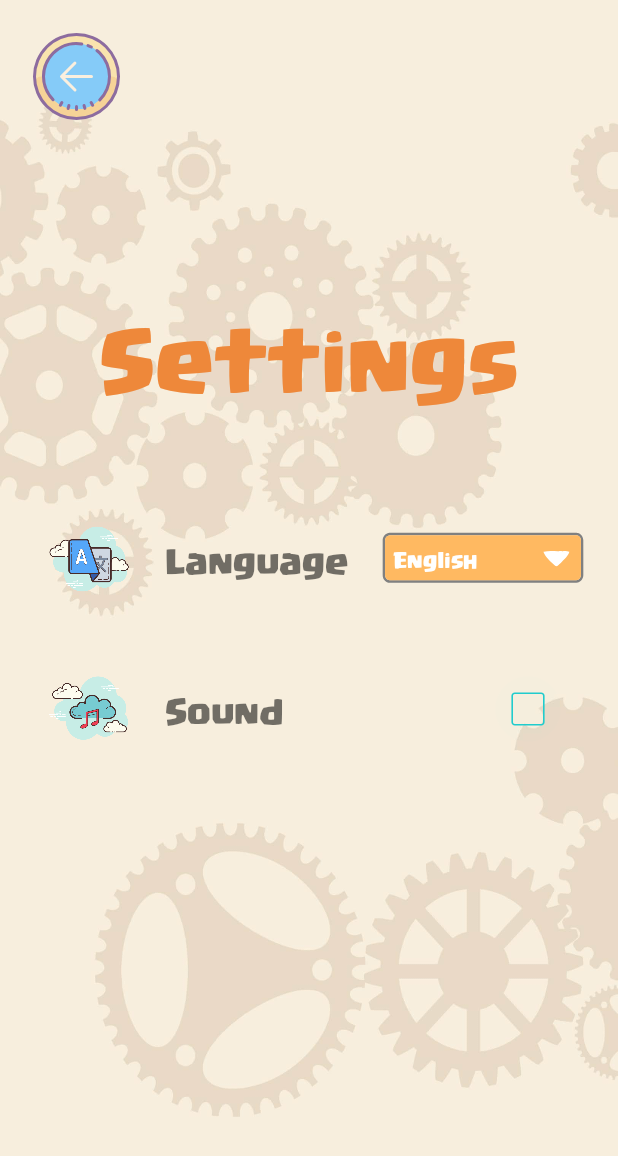
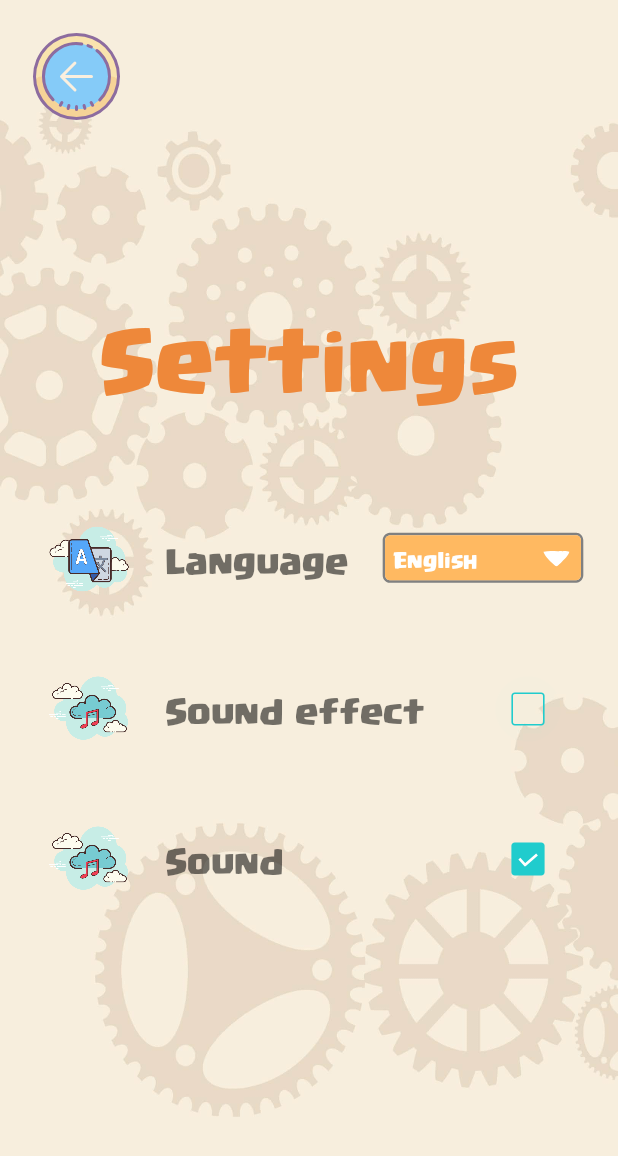
Before and after one commit to lehieupfiev1/EnglishContest, an Android app: the fragment SettingsFragment placed in its activity, after a tap on an icon or button, on a phone screen of 412 x 824 dp. Shown: the top 1156 px of the screen. Run offline under Robolectric (Android 15) with nearby library versions, the phone set to English and light mode, and no system bars; our stand-ins replace Firebase (no records; nobody signed in at launch, a user with empty details on screens opened directly); pictures from the network do not load; 2 other taps on this screen came first.

Commit message:
Add sound service in App

```diff
--- a/App/app/build.gradle
+++ b/App/app/build.gradle
@@ -37,6 +37,8 @@ apply plugin: 'com.google.gms.google-services'
 
 dependencies {
 
+    //New Android X dependency is this -
+    implementation "androidx.lifecycle:lifecycle-extensions:2.0.0"
     implementation 'androidx.appcompat:appcompat:1.5.0'
     implementation 'com.facebook.android:facebook-android-sdk:[4,5)'
     implementation 'com.facebook.android:facebook-login:latest.release'
--- a/App/app/src/main/AndroidManifest.xml
+++ b/App/app/src/main/AndroidManifest.xml
@@ -103,6 +103,7 @@
         <meta-data
             android:name="com.facebook.sdk.ClientToken"
             android:value="@string/facebook_client_token" />
+        <service android:name=".service.SoundBackgroundService"  android:enabled="true"></service>
     </application>
     <uses-permission
         android:name="android.permission.WRITE_EXTERNAL_STORAGE"
--- a/App/app/src/main/java/com/pfiev/englishcontest/ExperimentalActivity.java
+++ b/App/app/src/main/java/com/pfiev/englishcontest/ExperimentalActivity.java
@@ -20,9 +20,11 @@ import android.view.WindowInsets;
 
 import com.airbnb.lottie.LottieAnimationView;
 import com.pfiev.englishcontest.databinding.ActivityExperimentalBinding;
+import com.pfiev.englishcontest.service.SoundBackgroundService;
 import com.pfiev.englishcontest.ui.experimental.MainFragment;
 import com.pfiev.englishcontest.utils.AppConfig;
 import com.pfiev.englishcontest.utils.LangUtils;
+import com.pfiev.englishcontest.utils.SharePreferenceUtils;
 
 /**
  * An example full-screen activity that shows and hides the system UI (i.e.
--- a/App/app/src/main/java/com/pfiev/englishcontest/ui/experimental/SettingsFragment.java
+++ b/App/app/src/main/java/com/pfiev/englishcontest/ui/experimental/SettingsFragment.java
@@ -1,6 +1,8 @@
 package com.pfiev.englishcontest.ui.experimental;
 
+import android.content.Intent;
 import android.content.res.Configuration;
+import android.os.Build;
 import android.os.Bundle;
 
 import androidx.fragment.app.Fragment;
@@ -14,8 +16,10 @@ import android.widget.AdapterView;
 import android.widget.ArrayAdapter;
 
 import com.airbnb.lottie.LottieAnimationView;
+import com.pfiev.englishcontest.ExperimentalActivity;
 import com.pfiev.englishcontest.R;
 import com.pfiev.englishcontest.databinding.FragmentExperimentalSettingsBinding;
+import com.pfiev.englishcontest.service.SoundBackgroundService;
 import com.pfiev.englishcontest.utils.AppConfig;
 
 import java.util.Arrays;
@@ -39,6 +43,7 @@ public class SettingsFragment extends Fragment {
     private FragmentExperimentalSettingsBinding binding;
     private AppConfig appConfig;
     private Boolean isSoundOn = false;
+    private Boolean isSoundEffectOn = false;
 
     public SettingsFragment() {
 // Required empty public constructor
@@ -82,6 +87,7 @@ public class SettingsFragment extends Fragment {
         this.bindingBackButton();
         this.createLanguageSpinner();
         this.bindingSoundCheckBox();
+        this.bindingSoundEffectCheckBox();
         return binding.getRoot();
     }
 
@@ -148,10 +154,36 @@ public class SettingsFragment extends Fragment {
                 if (isSoundOn) {
                     isSoundOn = false;
                     appConfig.setSoundOn(false);
+                    getActivity().stopService(new Intent(getActivity().getApplicationContext(), SoundBackgroundService.class));
                     checkboxAnimation.off();
                 } else {
                     isSoundOn = true;
                     appConfig.setSoundOn(true);
+                    checkboxAnimation.on();
+                    getActivity().startService(new Intent(getActivity().getApplicationContext(), SoundBackgroundService.class));
+                }
+            }
+        });
+    }
+
+    private void bindingSoundEffectCheckBox() {
+        LottieAnimationView lottie = binding.experimentalSettingsSoundEffectCheckbox;
+        CheckboxAnimation checkboxAnimation = new CheckboxAnimation();
+        checkboxAnimation.setLottie(lottie);
+        if (appConfig.isBackgroundMusicEffectOn()) {
+            checkboxAnimation.on();
+            this.isSoundEffectOn = true;
+        }
+        lottie.setOnClickListener(new View.OnClickListener() {
+            @Override
+            public void onClick(View view) {
+                if (isSoundEffectOn) {
+                    isSoundEffectOn = false;
+                    appConfig.setBackgroundMusicEffectOn(false);
+                    checkboxAnimation.off();
+                } else {
+                    isSoundEffectOn = true;
+                    appConfig.setBackgroundMusicEffectOn(true);
                     checkboxAnimation.on();
                 }
             }
--- a/App/app/src/main/java/com/pfiev/englishcontest/utils/AppConfig.java
+++ b/App/app/src/main/java/com/pfiev/englishcontest/utils/AppConfig.java
@@ -7,29 +7,21 @@ import com.pfiev.englishcontest.R;
 
 public class AppConfig {
 
-    private final Context context;
-    private SharedPreferences sharedPref;
+    public final Context context;
     public static String locale = "";
 
     public AppConfig(Context context) {
         this.context = context;
-        this.sharedPref = context.getSharedPreferences(
-                context.getString(R.string.shared_preferences_key),
-                Context.MODE_PRIVATE);
         AppConfig.locale = this.getDisplayLanguage();
     }
 
-//    public SharedPreferences getSharedPref() {
-//        return this.sharedPref;
-//    }
 
     /**
      * Get Display Language
      * @return display_language ex:vi_VN
      */
     public String getDisplayLanguage() {
-        return this.sharedPref.getString(
-                context.getString(R.string.preferences_display_language),
+        return SharePreferenceUtils.getString(context, context.getString(R.string.preferences_display_language),
                 context.getString(R.string.preferences_locale_default));
     }
 
@@ -38,10 +30,8 @@ public class AppConfig {
      * @param displayLanguage ex: vi_VN
      */
     public void setDisplayLanguage(String displayLanguage) {
-        this.sharedPref.edit().putString(
-                context.getString(R.string.preferences_display_language),
-                displayLanguage
-        ).apply();
+        SharePreferenceUtils.putString(context,context.getString(R.string.preferences_display_language),
+                displayLanguage);
     }
 
     /**
@@ -50,7 +40,7 @@ public class AppConfig {
      */
     public String[] getAllLocale() {
 
-        return this.sharedPref.getString(
+        return SharePreferenceUtils.getString(context,
                 context.getString(R.string.preferences_all_locale_key),
                 context.getString(R.string.preferences_all_locale_values)
         ).split(context.getString(R.string.preferences_all_locale_delimiter));
@@ -62,29 +52,19 @@ public class AppConfig {
      */
     public String[] getAllLocaleShow() {
 
-        return this.sharedPref.getString(
+        return SharePreferenceUtils.getString(context,
                 context.getString(R.string.preferences_all_locale_show_key),
                 context.getString(R.string.preferences_all_locale_show_values)
         ).split(context.getString(R.string.preferences_all_locale_delimiter));
     }
-
-//    public void setAllLocale() {
-//        this.sharedPref.edit().putString(
-//                context.getString(R.string.preferences_all_locale_key),
-//                context.getString(R.string.preferences_all_locale_values)
-//        ).apply();
-//    }
 
     /**
      * Check if sound is on
      * @return True if sound is on otherwise will be false
      */
     public Boolean isSoundOn() {
-        String status = this.sharedPref.getString(
-                context.getString(R.string.preferences_sound_status),
-                context.getString(R.string.preferences_sound_status_on)
-        );
-        return status.equals(context.getString(R.string.preferences_sound_status_on));
+        return SharePreferenceUtils.getBoolean(context,
+                context.getString(R.string.preferences_bg_music_status), false);
     }
 
     /**
@@ -92,13 +72,23 @@ public class AppConfig {
      * @param isOn true if want on sound
      */
     public void setSoundOn(Boolean isOn) {
-        String sound_status;
-        if (isOn) sound_status = context.getString(R.string.preferences_sound_status_on);
-        else sound_status = context.getString(R.string.preferences_sound_status_off);
-        this.sharedPref.edit().putString(
-                context.getString(R.string.preferences_sound_status),
-                sound_status
-        ).apply();
+        SharePreferenceUtils.putBoolean(context, context.getString(R.string.preferences_sound_status), isOn);
     }
 
+    /**
+     * Check if background music is on
+     * @return True if sound is on otherwise will be false
+     */
+    public boolean isBackgroundMusicEffectOn() {
+        return SharePreferenceUtils.getBoolean(context,
+                context.getString(R.string.preferences_bg_music_status), true);
+    }
+
+    /**
+     * Set background music status
+     * @param isOn true if want on sound
+     */
+    public void setBackgroundMusicEffectOn(boolean isOn) {
+        SharePreferenceUtils.putBoolean(context, context.getString(R.string.preferences_bg_music_status), isOn);
+    }
 }
--- a/App/app/src/main/java/com/pfiev/englishcontest/utils/SharePreferenceUtils.java
+++ b/App/app/src/main/java/com/pfiev/englishcontest/utils/SharePreferenceUtils.java
@@ -9,7 +9,7 @@ import com.pfiev.englishcontest.model.UserItem;
 
 public class SharePreferenceUtils {
     private static final String TAG = SharePreferenceUtils.class.getSimpleName();
-    private static final String MY_SHARE_FREF = "MySharedPref";
+    private static final String MY_SHARE_FREF = "com.pfiev.english.preferences";
 
     public static void updateUserData(Context mContext, UserItem userItem) {
         SharedPreferences sharedPreferences = mContext.getSharedPreferences(MY_SHARE_FREF, Context.MODE_PRIVATE);
@@ -47,6 +47,11 @@ public class SharePreferenceUtils {
         return sharedPreferences.getInt(key, 0);
     }
 
+    public static int getInt(Context mContext, String key, int defaulValue) {
+        SharedPreferences sharedPreferences = mContext.getSharedPreferences(MY_SHARE_FREF, Context.MODE_PRIVATE);
+        return sharedPreferences.getInt(key, defaulValue);
+    }
+
     public static void putString(Context mContext,String key, String value) {
         SharedPreferences sharedPreferences = mContext.getSharedPreferences(MY_SHARE_FREF, Context.MODE_PRIVATE);
         SharedPreferences.Editor myEdit = sharedPreferences.edit();
@@ -60,5 +65,27 @@ public class SharePreferenceUtils {
         return value;
     }
 
+    public static String getString(Context mContext, String key, String defaulValue) {
+        SharedPreferences sharedPreferences = mContext.getSharedPreferences(MY_SHARE_FREF, Context.MODE_PRIVATE);
+        String value = sharedPreferences.getString(key, defaulValue);
+        return value;
+    }
+    public static void putBoolean(Context mContext,String key, boolean value) {
+        SharedPreferences sharedPreferences = mContext.getSharedPreferences(MY_SHARE_FREF, Context.MODE_PRIVATE);
+        SharedPreferences.Editor myEdit = sharedPreferences.edit();
+        myEdit.putBoolean(key, value);
+        myEdit.apply();
+    }
+
+    public static boolean getBoolean(Context mContext, String key) {
+        SharedPreferences sharedPreferences = mContext.getSharedPreferences(MY_SHARE_FREF, Context.MODE_PRIVATE);
+        return sharedPreferences.getBoolean(key, false);
+    }
+
+    public static boolean getBoolean(Context mContext, String key, boolean defaulValue) {
+        SharedPreferences sharedPreferences = mContext.getSharedPreferences(MY_SHARE_FREF, Context.MODE_PRIVATE);
+        return sharedPreferences.getBoolean(key, defaulValue);
+    }
+
 
 }
--- a/App/app/src/main/res/layout/fragment_experimental_settings.xml
+++ b/App/app/src/main/res/layout/fragment_experimental_settings.xml
@@ -78,6 +78,51 @@
             </LinearLayout>
 
         </RelativeLayout>
+
+        <RelativeLayout
+            android:layout_width="match_parent"
+            android:layout_height="100dp"
+            android:orientation="horizontal"
+            android:padding="20dp">
+
+            <ImageView
+                android:id="@+id/experimental_settings_sound_effect"
+                android:layout_width="80dp"
+                android:layout_height="80dp"
+                android:contentDescription="Settings Language Icon"
+                android:src="@drawable/ic_experimental_settings_sound">
+
+            </ImageView>
+
+            <TextView
+                android:layout_width="wrap_content"
+                android:layout_height="wrap_content"
+                android:layout_centerVertical="true"
+                android:layout_marginStart="10dp"
+                android:layout_toEndOf="@id/experimental_settings_sound_effect"
+                android:fontFamily="@font/svn_supercell_magic"
+                android:text="@string/experimental_settings_title_sound_effect"
+                android:textSize="18sp"
+                tools:ignore="RelativeOverlap">
+
+            </TextView>
+
+            <com.airbnb.lottie.LottieAnimationView
+                android:id="@+id/experimental_settings_sound_effect_checkbox"
+                android:layout_width="80dp"
+                android:layout_height="80dp"
+                android:layout_alignParentEnd="true"
+                app:lottie_rawRes="@raw/experimental_settings_checkbox_lottie">
+
+            </com.airbnb.lottie.LottieAnimationView>
+
+            <!--            <ImageView-->
+            <!--                android:layout_width="wrap_content"-->
+            <!--                android:layout_height="wrap_content"-->
+            <!--                android:layout_alignParentEnd="true"-->
+            <!--                android:src="@drawable/ic_tank_icon"></ImageView>-->
+        </RelativeLayout>
+
         <RelativeLayout
             android:layout_width="match_parent"
             android:layout_height="100dp"
@@ -121,5 +166,6 @@
 <!--                android:layout_alignParentEnd="true"-->
 <!--                android:src="@drawable/ic_tank_icon"></ImageView>-->
         </RelativeLayout>
+
     </LinearLayout>
 </FrameLayout>
--- a/App/app/src/main/res/values/strings.xml
+++ b/App/app/src/main/res/values/strings.xml
@@ -28,6 +28,7 @@
     <!--    Experimental Settings   -->
     <string name="experimental_settings_title_language">Language</string>
     <string name="experimental_settings_title_sound">Sound</string>
+    <string name="experimental_settings_title_sound_effect">Sound effect</string>
     <string name="experimental_settings_lazy_programmer">The Lazy Programmers</string>
     <string name="experimental_about_content">Một trò chơi nho nhỏ được lập trình vào thời gian rảnh. Mong các bạn đã có thời gian thú vị khi sử dụng.\n Đừng quên thi thoảng click quảng cáo cho 2 thanh niên lập trình viên có chút tiền cafe ạ.\nYêu các bạn nhiều !!!\n\n(*) Hình ảnh sử dụng được download\n từ trang freepik và icon8</string>
     <!--    Shared preferences key  -->
@@ -44,6 +45,7 @@
     <string name="preferences_sound_status" translatable="false">sound_status</string>
     <string name="preferences_sound_status_on" translatable="false">sound_status_on</string>
     <string name="preferences_sound_status_off" translatable="false">sound_status_off</string>
+    <string name="preferences_bg_music_status" translatable="false">sound_status</string>
     <!-- TODO: Remove or change this placeholder text -->
 
     <!--    Profile-->
--- a/App/build.gradle
+++ b/App/build.gradle
@@ -3,6 +3,7 @@ buildscript {
     repositories {
         mavenCentral()
         google()  // Google's Maven repository
+        maven { url 'https://maven.google.com' }
     }
     dependencies {
         // Add this line
```
Also changed, not shown: App/app/src/main/java/com/pfiev/englishcontest/EnglishApplication.java (+27 -1 lines), App/app/src/main/java/com/pfiev/englishcontest/PlayGameActivity.java (+16 -1 lines), App/app/src/main/java/com/pfiev/englishcontest/service/SoundBackgroundService.java (added, +38 -0 lines), App/app/src/main/java/com/pfiev/englishcontest/ui/experimental/FindingMatchFragment.java (+12 -8 lines), 4 other files.
